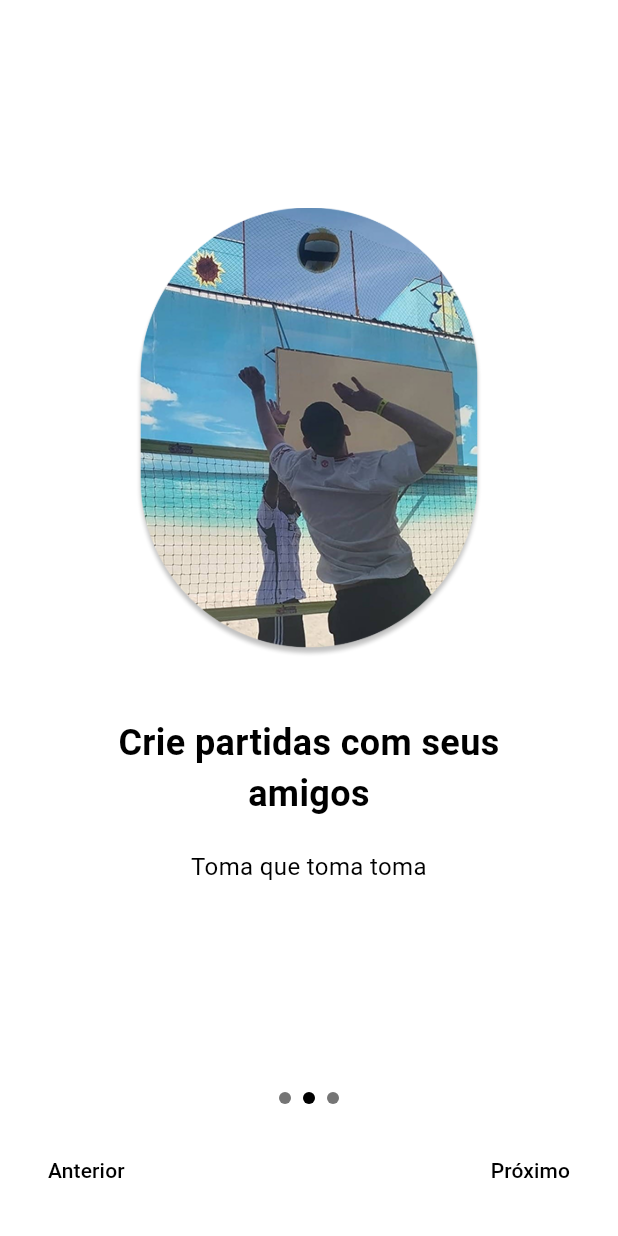
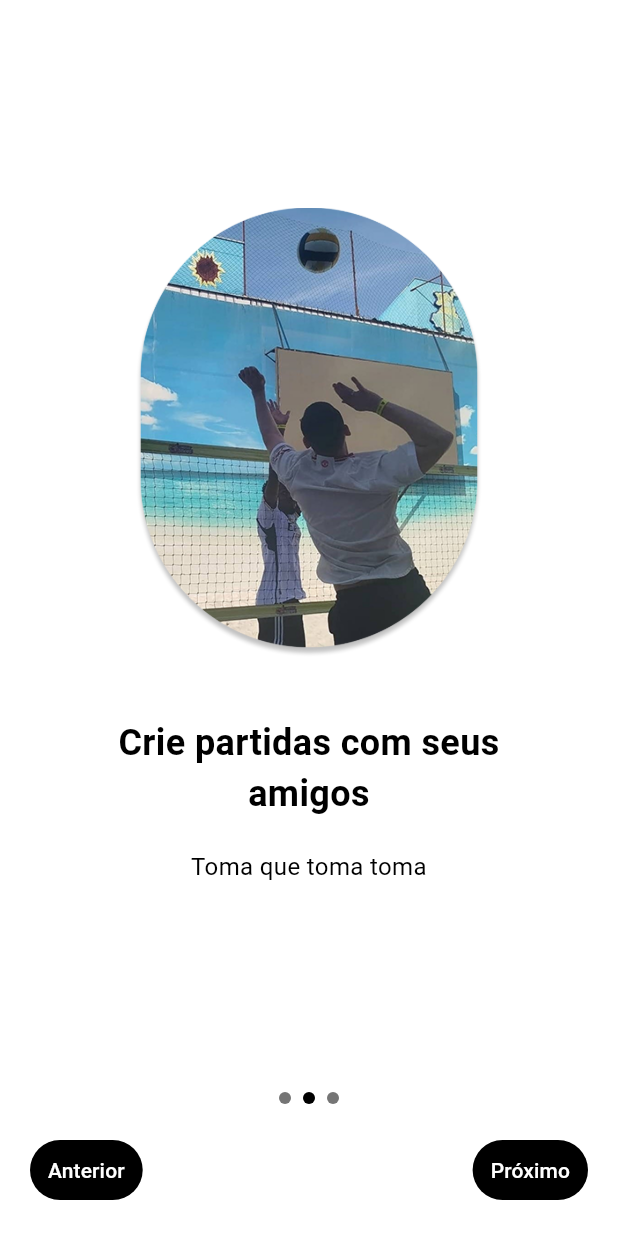
Before and after one commit to RenanOrtega/cortada-app, a Flutter app: the screen it shows after launch, after a tap on "Próximo", on a phone screen of 412 x 824 dp. Run offline on Flutter 3.47's test engine with Material 3 defaults, Android fonts, the light colour scheme and no system bars.

Commit message:
refactor: add background on buttons.

```diff
--- a/lib/presentation/pages/onboarding/onboarding_page.dart
+++ b/lib/presentation/pages/onboarding/onboarding_page.dart
@@ -124,9 +124,10 @@ class _OnboardingPageState extends State<OnboardingPage> {
                     curve: Curves.easeInOut,
                   );
                 },
+                style: TextButton.styleFrom(backgroundColor: Colors.black),
                 child: const Text(
                   'Anterior',
-                  style: TextStyle(color: Colors.black),
+                  style: TextStyle(color: Colors.white),
                 ),
               )
             else
@@ -142,9 +143,10 @@ class _OnboardingPageState extends State<OnboardingPage> {
                   Navigator.pushReplacementNamed(context, '/home');
                 }
               },
+              style: TextButton.styleFrom(backgroundColor: Colors.black),
               child: Text(
                 _currentPage < _pages.length - 1 ? 'Próximo' : 'Começar',
-                style: const TextStyle(color: Colors.black),
+                style: const TextStyle(color: Colors.white),
               ),
             ),
           ],
--- a/lib/presentation/pages/splash/splash_page.dart
+++ b/lib/presentation/pages/splash/splash_page.dart
@@ -17,6 +17,7 @@ class _SplashPageState extends State<SplashPage> {
 
   Future<void> _navigateToOnboarding() async {
     await Future.delayed(const Duration(seconds: 3));
+    if (!mounted) return;
 
     Navigator.pushReplacement(
       context,
```
